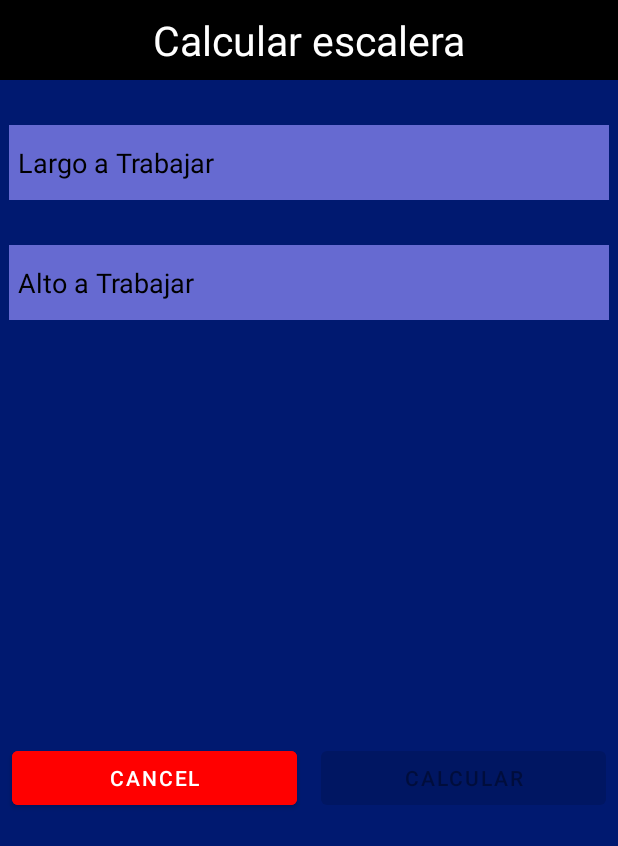
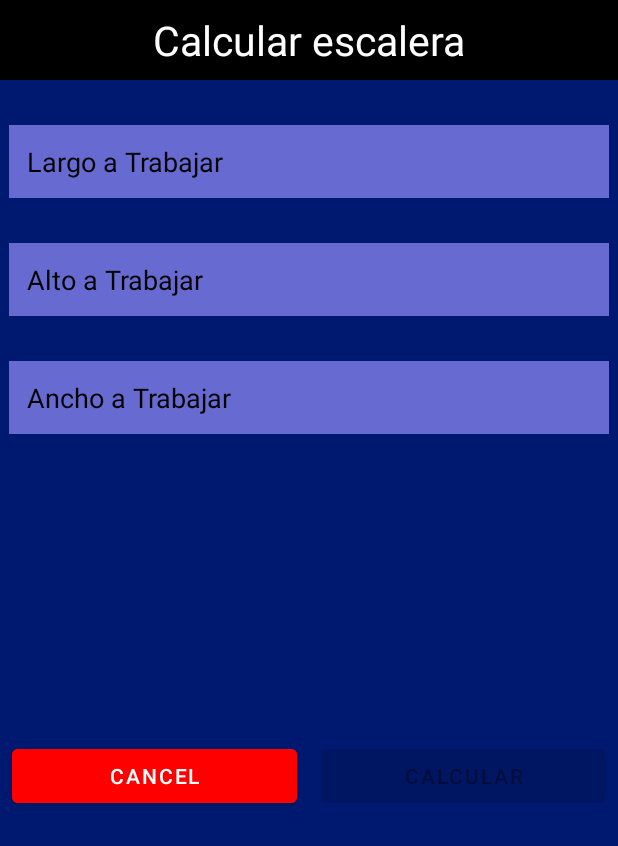
Before and after one commit to KevinMaggio/calculosDeObra2.0, an Android app: the CalcularEscaleraFragment screen opened through its navigation route, on a phone screen of 412 x 824 dp. Shown: the top 846 px of the screen. Run offline under Robolectric (Android 15) with nearby library versions, the phone set to English and light mode, and no system bars.

Commit message:
agregado calculosEscalera en 80%

```diff
--- a/app/src/main/java/com/example/calculosdeobra20/ui/CalcularEscaleraFragment.kt
+++ b/app/src/main/java/com/example/calculosdeobra20/ui/CalcularEscaleraFragment.kt
@@ -5,18 +5,68 @@ import androidx.fragment.app.Fragment
 import android.view.LayoutInflater
 import android.view.View
 import android.view.ViewGroup
+import androidx.core.widget.doAfterTextChanged
+import androidx.fragment.app.activityViewModels
+import androidx.navigation.fragment.findNavController
 import com.example.calculosdeobra20.R
+import com.example.calculosdeobra20.databinding.FragmentCalcularEscaleraBinding
+import com.example.calculosdeobra20.viewModel.CalcularEscaleraViewModel
 
 class CalcularEscaleraFragment : Fragment() {
 
+    lateinit var binding: FragmentCalcularEscaleraBinding
+    val calcularEscaleraViewModel by activityViewModels<CalcularEscaleraViewModel>()
 
     override fun onCreateView(
         inflater: LayoutInflater, container: ViewGroup?,
         savedInstanceState: Bundle?
-    ): View? {
-        // Inflate the layout for this fragment
-        return inflater.inflate(R.layout.fragment_calcular_escalera, container, false)
+    ): View {
+        binding = FragmentCalcularEscaleraBinding.inflate(inflater, container, false)
+
+
+        binding.btCalcular.setOnClickListener {
+            calcularEscaleraViewModel.calcularEscalera(
+                binding.etAlto.toString().toDouble(),
+                binding.etLargo.toString().toDouble(),
+                binding.etAncho.toString().toDouble()
+            )
+            findNavController().navigate(R.id.action_calcularEscaleraFragment_to_resultadoEscaleraFragment)
+        }
+        calcularEscaleraViewModel.liveVerificacionBoton.observe(viewLifecycleOwner, {
+            binding.btCalcular.isEnabled= it
+        })
+        binding.etAlto.doAfterTextChanged {
+            calcularEscaleraViewModel.verificarBoton(
+                it.toString(),
+                binding.etAncho.toString(),
+                binding.etLargo.toString()
+            )
+        }
+        binding.etLargo.doAfterTextChanged {
+            calcularEscaleraViewModel.verificarBoton(
+                binding.etAlto.toString(),
+                it.toString(),
+                binding.etAncho.toString()
+            )
+        }
+        binding.etAncho.doAfterTextChanged {
+            calcularEscaleraViewModel.verificarBoton(
+                binding.etAncho.toString(),
+                binding.etAlto.toString(),
+                it.toString()
+            )
+        }
+        binding.btBorrar.setOnClickListener {
+            limpiar()
+        }
+
+        return binding.root
     }
 
+    fun limpiar(){
+        binding.etAncho.text.clear()
+        binding.etLargo.text.clear()
+        binding.etAlto.text.clear()
+    }
 
 }
--- a/app/src/main/res/layout/fragment_calcular_escalera.xml
+++ b/app/src/main/res/layout/fragment_calcular_escalera.xml
@@ -24,13 +24,14 @@
     <EditText
         android:id="@+id/et_largo"
         android:layout_width="match_parent"
-        android:layout_height="50dp"
+        android:layout_height="wrap_content"
         android:layout_marginLeft="6dp"
         android:layout_marginTop="30dp"
         android:layout_marginRight="6dp"
         android:background="@color/claro"
+        android:inputType="number"
         android:hint="Largo a Trabajar"
-        android:padding="6dp"
+        android:padding="12dp"
         android:textColorHint="@color/black"
         app:layout_constraintEnd_toEndOf="parent"
         app:layout_constraintStart_toStartOf="parent"
@@ -39,17 +40,34 @@
     <EditText
         android:id="@+id/et_alto"
         android:layout_width="match_parent"
-        android:layout_height="50dp"
+        android:layout_height="wrap_content"
         android:layout_marginLeft="6dp"
         android:layout_marginTop="30dp"
         android:layout_marginRight="6dp"
         android:background="@color/claro"
+        android:inputType="number"
         android:hint="Alto a Trabajar"
-        android:padding="6dp"
+        android:padding="12dp"
         android:textColorHint="@color/black"
         app:layout_constraintEnd_toEndOf="parent"
         app:layout_constraintStart_toStartOf="parent"
         app:layout_constraintTop_toBottomOf="@+id/et_largo" />
+
+    <EditText
+        android:id="@+id/et_ancho"
+        android:layout_width="match_parent"
+        android:layout_height="wrap_content"
+        android:background="@color/claro"
+        android:hint="Ancho a Trabajar"
+        android:padding="12dp"
+        android:inputType="number"
+        android:layout_marginLeft="6dp"
+        android:layout_marginRight="6dp"
+        android:layout_marginTop="30dp"
+        android:textColorHint="@color/black"
+        app:layout_constraintEnd_toEndOf="parent"
+        app:layout_constraintStart_toStartOf="parent"
+        app:layout_constraintTop_toBottomOf="@+id/et_alto" />
 
     <androidx.constraintlayout.widget.Guideline
         android:id="@+id/gl_0.50"
@@ -59,6 +77,7 @@
         app:layout_constraintGuide_percent="0.50" />
 
     <Button
+        android:id="@+id/bt_borrar"
         android:layout_width="0dp"
         android:layout_height="wrap_content"
         android:layout_margin="8dp"
@@ -70,6 +89,7 @@
         app:layout_constraintTop_toBottomOf="@+id/et_alto" />
 
     <Button
+        android:id="@+id/bt_calcular"
         android:layout_width="0dp"
         android:layout_height="wrap_content"
         android:layout_margin="8dp"
```
Also changed, not shown: app/src/main/java/com/example/calculosdeobra20/viewModel/CalcularEscaleraViewModel.kt (added, +48 -0 lines), app/src/main/res/layout/fragment_resultado_escalera.xml (+26 -6 lines).
